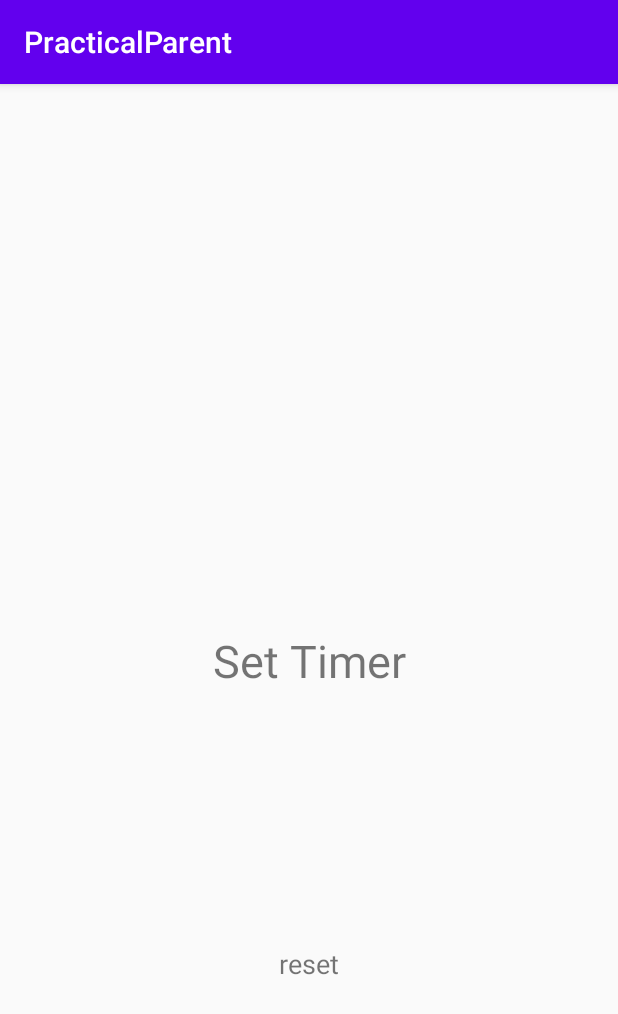
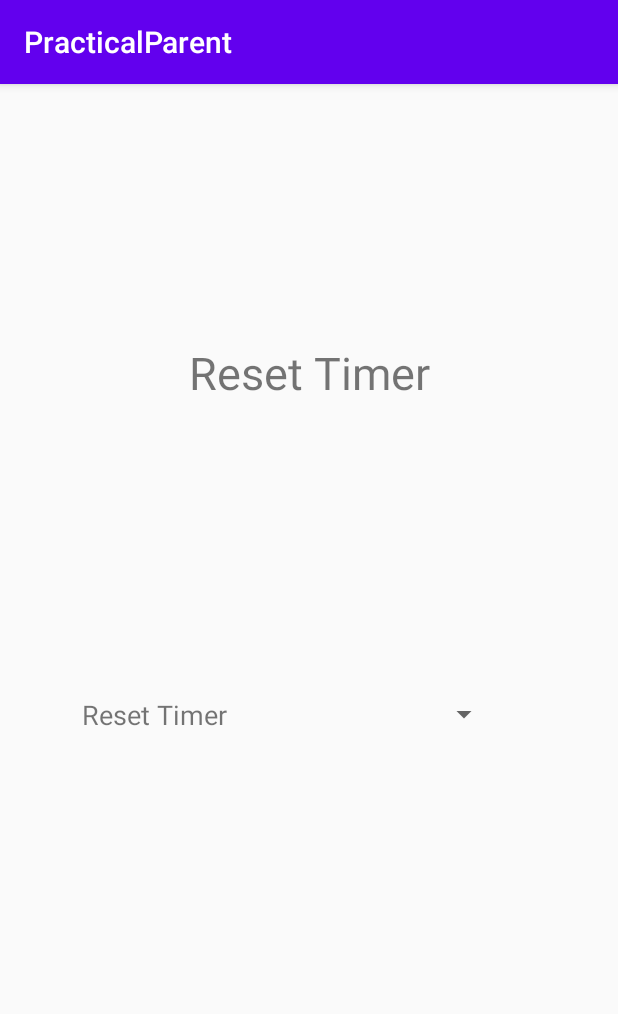
Before and after one commit to jaredmur-phy/PracticalParent, an Android app: the screen it shows after launch (TimerActivity), on a phone screen of 412 x 824 dp. Shown: the top 1014 px of the screen. Run offline under Robolectric (Android 15) with nearby library versions, the phone set to English and light mode, and no system bars; 3 statements that could not run were skipped.

Commit message:
improve UI
add Spinner to let user select the Timer options

```diff
--- a/app/src/main/java/com/example/practicalparent/TimerActivity.java
+++ b/app/src/main/java/com/example/practicalparent/TimerActivity.java
@@ -11,7 +11,11 @@ import android.os.Bundle;
 import android.os.Handler;
 import android.os.SystemClock;
 import android.view.View;
+import android.widget.AdapterView;
+import android.widget.ArrayAdapter;
+import android.widget.Spinner;
 import android.widget.TextView;
+import android.widget.Toast;
 
 import com.example.practicalparent.receiver.TimeoutReceiver;
 import com.example.practicalparent.timer.AlarmTimer;
@@ -23,52 +27,88 @@ import com.example.practicalparent.timer.TimerStatus;
 public class TimerActivity extends AppCompatActivity {
 
     private AlarmManager timerManager = null;
-    private PendingIntent callback = null;
+    private PendingIntent timeoutCallback = null;
     private AlarmTimer timer = null;
     private Alarmer alarmer = null;
+    private int[] timerOptions;
+    private int countDownMinutes = 1;
 
-    private TimerStatus status = TimerStatus.SET_TIMER;
+    private TimerStatus timerStatus = TimerStatus.SET_TIMER;
 
-    private Handler handler = new Handler();
-    private Runnable refreshCallBack = null;
+    private Handler refreshCallbackHandler = new Handler();
+    private Runnable refreshCallback = null;
+
+    private TextView customizeTimerTextView;
 
     @Override
     protected void onCreate(Bundle savedInstanceState) {
         super.onCreate(savedInstanceState);
         setContentView(R.layout.activity_timer);
+        setupTimerOptions();
 
-        // set timer
-        timerManager = (AlarmManager) getSystemService(Context.ALARM_SERVICE);
-        callback = PendingIntent.getBroadcast(this, TimeoutReceiver.class.hashCode(),
-                TimeoutReceiver.getIntent(this), 0);
-        alarmer = Alarmer.getInstance(this, MediaPlayer.create(this, R.raw.ring));
+        initAttributes();
         setPeriodRefresh();
         bindOnClickListener();
     }
 
+    private void initAttributes(){
+        customizeTimerTextView = findViewById(R.id.id_customize_timer);
+        timerOptions = getResources().getIntArray(R.array.timer_options_array_value);
+        timerManager = (AlarmManager) getSystemService(Context.ALARM_SERVICE);
+        timeoutCallback = PendingIntent.getBroadcast(this, TimeoutReceiver.class.hashCode(),
+                TimeoutReceiver.getIntent(this), 0);
+        alarmer = Alarmer.getInstance(this, MediaPlayer.create(this, R.raw.ring));
+    }
+
+    private void setupTimerOptions(){
+        Spinner spinner = (Spinner) findViewById(R.id.id_timer_options);
+        ArrayAdapter<CharSequence> adapter = ArrayAdapter.createFromResource(this,
+                R.array.timer_options_array_str, android.R.layout.simple_spinner_item);
+        adapter.setDropDownViewResource(android.R.layout.simple_spinner_dropdown_item);
+        spinner.setAdapter(adapter);
+
+        spinner.setOnItemSelectedListener(new AdapterView.OnItemSelectedListener() {
+            @Override
+            public void onItemSelected(AdapterView<?> parent, View view, int position, long id) {
+                int minutes = timerOptions[position];
+                if(minutes > 0){
+                    customizeTimerTextView.setVisibility(View.INVISIBLE);
+                    countDownMinutes = minutes;
+                } else {
+                    customizeTimerTextView.setVisibility(View.VISIBLE);
+                    customizeTimerTextView.setText("9 min");
+                    countDownMinutes = 9;
+                    Toast.makeText(TimerActivity.this, "-1", Toast.LENGTH_SHORT).show();
+                }
+            }
+
+            @Override
+            public void onNothingSelected(AdapterView<?> parent) {
+            }
+        });
+    }
 
     private void bindOnClickListener(){
         TextView setTimerBtn = findViewById(R.id.id_set_timer);
         TextView resetBtn = findViewById(R.id.id_reset_btn);
 
         setTimerBtn.setOnClickListener((View v)->{
-            switch (status){
+            switch (timerStatus){
                 case SET_TIMER:
-                    // TODO set time
-                    setTimer(10);
-                    status = TimerStatus.PAUSE;
+                    setTimer(countDownMinutes);
+                    timerStatus = TimerStatus.PAUSE;
                     break;
                 case PAUSE:
                     pauseTimer();
-                    status = TimerStatus.RESUME;
+                    timerStatus = TimerStatus.RESUME;
                     break;
                 case RESUME:
                     resumeTimer();
-                    status = TimerStatus.PAUSE;
+                    timerStatus = TimerStatus.PAUSE;
                     break;
                 case TIMEOUT:
                     stopAlarming();
-                    status = TimerStatus.SET_TIMER;
+                    timerStatus = TimerStatus.SET_TIMER;
                     break;
             }
 
@@ -80,35 +120,37 @@ public class TimerActivity extends AppCompatActivity {
 
     }
 
-    private void showRestTimes(){
+    private void showRemainingTimes(){
         TextView view = findViewById(R.id.id_set_timer);
         if( timer != null && !timer.isTimeout() ){
-            view.setText(getShowTime() + "\n" + status.getMsg());
-        }else if(status == TimerStatus.SET_TIMER){
-            view.setText(status.getMsg());
-        }else { // time out
-            status = TimerStatus.TIMEOUT;
-            view.setText(status.getMsg());
+            view.setText(getShowTime() + "\n" + timerStatus.getMsg(this));
+        } else if(timerStatus == TimerStatus.SET_TIMER){
+            view.setText(timerStatus.getMsg(this));
+        } else { // time out
+            timerStatus = TimerStatus.TIMEOUT;
+            view.setText(timerStatus.getMsg(this));
         }
     }
 
     private void setTimer(int minutes){
         long triggerTime = getTriggerTime(minutes);
-        timerManager.set(AlarmManager.ELAPSED_REALTIME_WAKEUP, triggerTime, callback);
-        timer = new AlarmTimer(minutes * TimeInMills.SECOND.getValue());
+        timerManager.set(AlarmManager.ELAPSED_REALTIME_WAKEUP, triggerTime, timeoutCallback);
+        timer = new AlarmTimer(minutes * TimeInMills.MINUTE.getValue());
     }
 
+
+    /**
+     * every half second it will refresh the clock
+     */
     private void setPeriodRefresh(){
-
-        refreshCallBack = new Runnable() {
+        refreshCallback = new Runnable() {
             @Override
             public void run() {
-                showRestTimes();
-                handler.postDelayed(this, TimeInMills.HALF_SECOND.getValue());
+                showRemainingTimes();
+                refreshCallbackHandler.postDelayed(this, TimeInMills.HALF_SECOND.getValue());
             }
         };
-
-        handler.post(refreshCallBack);
+        refreshCallbackHandler.post(refreshCallback);
     }
 
     private void stopAlarming(){
@@ -118,7 +160,7 @@ public class TimerActivity extends AppCompatActivity {
     private void pauseTimer(){
         if(!timer.isPaused()) {
             timer.pause();
-            timerManager.cancel(callback);
+            timerManager.cancel(timeoutCallback);
         }
     }
 
@@ -127,27 +169,27 @@ public class TimerActivity extends AppCompatActivity {
             return;
         }
         timer.resume();
-        timerManager.set(AlarmManager.ELAPSED_REALTIME_WAKEUP, timer.getEndTime(), callback);
+        timerManager.set(AlarmManager.ELAPSED_REALTIME_WAKEUP, timer.getEndTime(), timeoutCallback);
     }
 
     private void resetTimer(){
-        if(!timer.isPaused()){
-            timerManager.cancel(callback);
+        timerStatus = TimerStatus.PAUSE;
+        if(timer == null){
+            setTimer(countDownMinutes);
+            return;
         }
         alarmer.stop();
-        status = TimerStatus.PAUSE;
-        timer.reset();
-        timerManager.set(AlarmManager.ELAPSED_REALTIME_WAKEUP, timer.getEndTime(), callback);
+        pauseTimer();
+        timer.reset(countDownMinutes * TimeInMills.MINUTE.getValue());
+        timerManager.set(AlarmManager.ELAPSED_REALTIME_WAKEUP, timer.getEndTime(), timeoutCallback);
     }
 
     private long getTriggerTime(int minutes){
-        // TODO: convert min to sec
-//         return SystemClock.elapsedRealtime() + minutes * 60 * SECOND;
-         return SystemClock.elapsedRealtime() + minutes * TimeInMills.SECOND.getValue();
+         return SystemClock.elapsedRealtime() + minutes * TimeInMills.MINUTE.getValue();
     }
 
     private String getShowTime(){
-        long times = timer.getRestTime();
+        long times = timer.getRemainingTime();
         long minute = times / TimeInMills.MINUTE.getValue();
         long second = (times % TimeInMills.MINUTE.getValue()) / TimeInMills.SECOND.getValue();
         return minute + " : " + second;
@@ -163,7 +205,7 @@ public class TimerActivity extends AppCompatActivity {
 
     @Override
     protected void onDestroy() {
-        handler.removeCallbacks(refreshCallBack);
+        refreshCallbackHandler.removeCallbacks(refreshCallback);
         super.onDestroy();
     }
 }
--- a/app/src/main/java/com/example/practicalparent/timer/TimerStatus.java
+++ b/app/src/main/java/com/example/practicalparent/timer/TimerStatus.java
@@ -1,18 +1,24 @@
 package com.example.practicalparent.timer;
+
+
+import android.content.Context;
+
+import com.example.practicalparent.R;
 
 public enum TimerStatus {
 
-    SET_TIMER("Set Timer"),
-    PAUSE("Pause"),
-    RESUME("Resume"),
-    TIMEOUT("Time out");
+    SET_TIMER(R.string.reset_timer),
+    PAUSE(R.string.pause_timer),
+    RESUME(R.string.resume_timer),
+    TIMEOUT(R.string.time_out);
 
-    private String msg;
-    TimerStatus(String msg){
-        this.msg = msg;
+    private int msgId;
+    TimerStatus(int msgId){
+        this.msgId = msgId;
     }
 
-    public String getMsg() {
-        return msg;
+    public String getMsg(Context c) {
+        return c.getString(msgId);
     }
+
 }
--- a/app/src/main/res/layout/activity_timer.xml
+++ b/app/src/main/res/layout/activity_timer.xml
@@ -10,10 +10,10 @@
         android:id="@+id/id_set_timer"
         android:layout_width="wrap_content"
         android:layout_height="wrap_content"
-        android:text="set Timer"
         android:gravity="center"
+        android:text="@string/set_timer"
         android:textSize="30sp"
-        app:layout_constraintBottom_toBottomOf="parent"
+        app:layout_constraintBottom_toTopOf="@+id/guideline"
         app:layout_constraintEnd_toEndOf="parent"
         app:layout_constraintStart_toStartOf="parent"
         app:layout_constraintTop_toTopOf="parent" />
@@ -22,11 +22,45 @@
         android:id="@+id/id_reset_btn"
         android:layout_width="wrap_content"
         android:layout_height="wrap_content"
-        android:text="reset"
+        android:layout_marginTop="24dp"
+        android:text="@string/reset_timer"
         android:textSize="18sp"
-        app:layout_constraintBottom_toBottomOf="parent"
+        app:layout_constraintEnd_toStartOf="@+id/guideline2"
+        app:layout_constraintStart_toStartOf="parent"
+        app:layout_constraintTop_toTopOf="@+id/guideline" />
+
+    <androidx.constraintlayout.widget.Guideline
+        android:id="@+id/guideline"
+        android:layout_width="wrap_content"
+        android:layout_height="wrap_content"
+        android:orientation="horizontal"
+        app:layout_constraintGuide_percent="0.50" />
+
+    <androidx.constraintlayout.widget.Guideline
+        android:id="@+id/guideline2"
+        android:layout_width="wrap_content"
+        android:layout_height="wrap_content"
+        android:orientation="vertical"
+        app:layout_constraintGuide_percent="0.5" />
+
+    <Spinner
+        android:id="@+id/id_timer_options"
+        android:layout_width="wrap_content"
+        android:layout_height="wrap_content"
+        android:layout_marginTop="24dp"
         app:layout_constraintEnd_toEndOf="parent"
-        app:layout_constraintStart_toStartOf="parent"
-        app:layout_constraintTop_toBottomOf="@+id/id_set_timer" />
+        app:layout_constraintStart_toStartOf="@+id/guideline2"
+        app:layout_constraintTop_toTopOf="@+id/guideline" />
+
+    <TextView
+        android:id="@+id/id_customize_timer"
+        android:layout_width="wrap_content"
+        android:layout_height="wrap_content"
+        android:layout_marginTop="8dp"
+        android:text="@string/example_1_min_hold_place"
+        android:visibility="invisible"
+        app:layout_constraintEnd_toEndOf="@+id/id_timer_options"
+        app:layout_constraintStart_toStartOf="@+id/id_timer_options"
+        app:layout_constraintTop_toBottomOf="@+id/id_timer_options" />
 
 </androidx.constraintlayout.widget.ConstraintLayout>
--- a/app/src/main/res/values/strings.xml
+++ b/app/src/main/res/values/strings.xml
@@ -1,3 +1,9 @@
 <resources>
     <string name="app_name">PracticalParent</string>
+    <string name="reset_timer">Reset Timer</string>
+    <string name="example_1_min_hold_place">1 min</string>
+    <string name="set_timer">Set Timer\n</string>
+    <string name="pause_timer">Pause</string>
+    <string name="resume_timer">Resume</string>
+    <string name="time_out">Time out</string>
 </resources>
```
Also changed, not shown: app/src/main/java/com/example/practicalparent/timer/AlarmTimer.java (+10 -6 lines).
